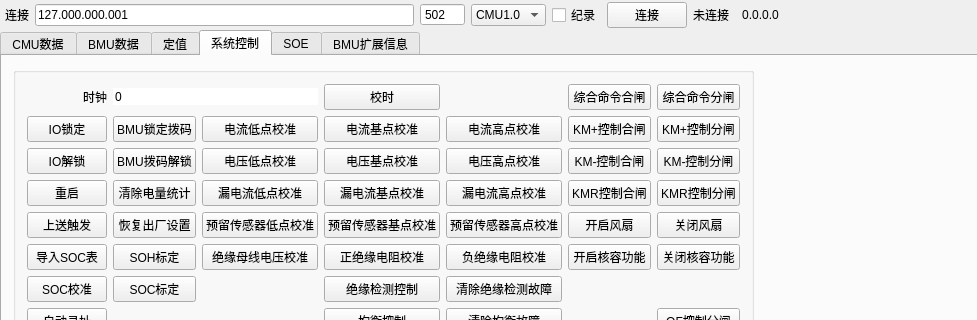
Above: views/bmsview/bmsview.ui from Shogpe/bmsTool before the change; both pictures show x 0 to 977 and y 0 to 320 of the 1170 by 658 pixel window. Below: the same form after it.
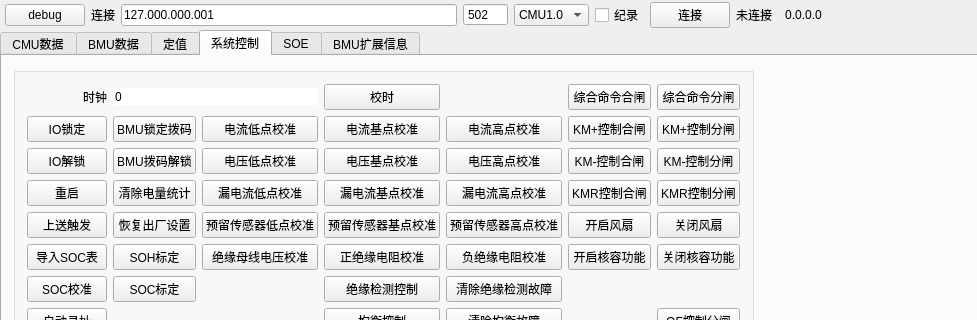
That is the form after the change. Custom widgets are drawn as their Qt base class.

Commit message: 1 新增调试窗口 2 修复液冷板卡数据过多产生寄存器缓存溢出的问题

```diff
--- a/views/bmsview/bmsview.ui
+++ b/views/bmsview/bmsview.ui
@@ -74,6 +74,16 @@
       <property name="bottomMargin">
        <number>2</number>
       </property>
+      <item>
+       <widget class="QPushButton" name="btn_debugLog">
+        <property name="cursor">
+         <cursorShape>PointingHandCursor</cursorShape>
+        </property>
+        <property name="text">
+         <string>debug</string>
+        </property>
+       </widget>
+      </item>
       <item>
        <widget class="QLabel" name="label_2">
         <property name="text">
```
The commit also changes 5 other files.
